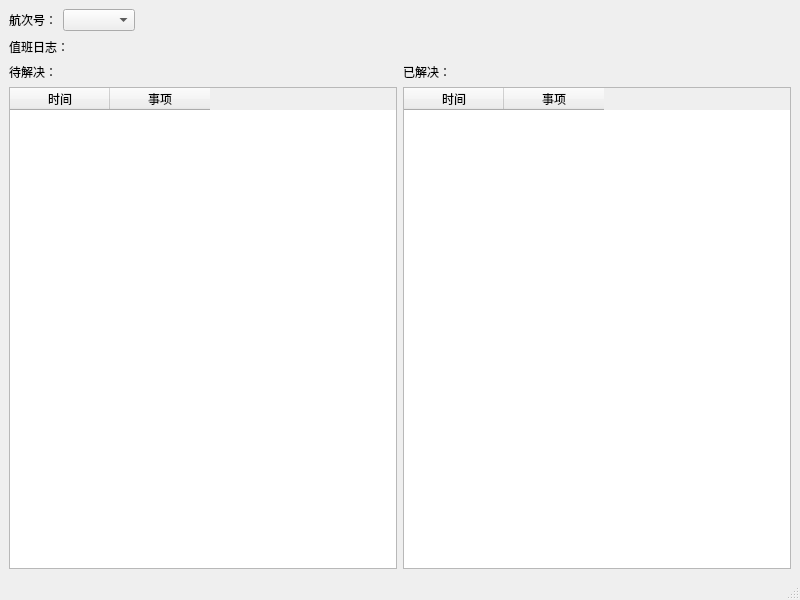
First picture: the form in ReportSystem/UiCode/LogView.ui, repository WeatherRouteing/CMRC-ReportSystem, before the edit.
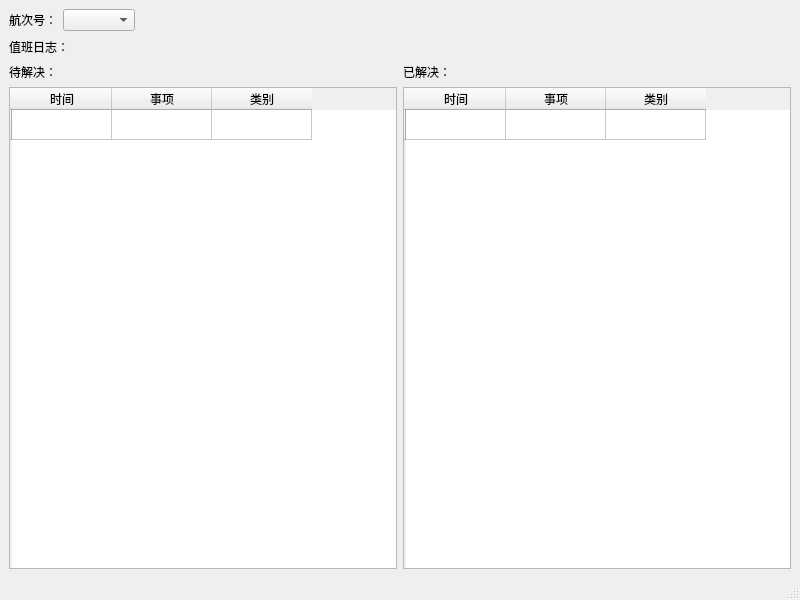
Second picture: the form after the edit.

What changed in the file:
```diff
--- a/ReportSystem/UiCode/LogView.ui
+++ b/ReportSystem/UiCode/LogView.ui
@@ -102,6 +102,11 @@
             <property name="editTriggers">
              <set>QAbstractItemView::NoEditTriggers</set>
             </property>
+            <row>
+             <property name="text">
+              <string/>
+             </property>
+            </row>
             <column>
              <property name="text">
               <string>时间</string>
@@ -112,6 +117,11 @@
               <string>事项</string>
              </property>
             </column>
+            <column>
+             <property name="text">
+              <string>类别</string>
+             </property>
+            </column>
            </widget>
           </item>
          </layout>
@@ -136,6 +146,11 @@
             <property name="editTriggers">
              <set>QAbstractItemView::NoEditTriggers</set>
             </property>
+            <row>
+             <property name="text">
+              <string/>
+             </property>
+            </row>
             <column>
              <property name="text">
               <string>时间</string>
@@ -146,6 +161,11 @@
               <string>事项</string>
              </property>
             </column>
+            <column>
+             <property name="text">
+              <string>类别</string>
+             </property>
+            </column>
            </widget>
           </item>
          </layout>
```
